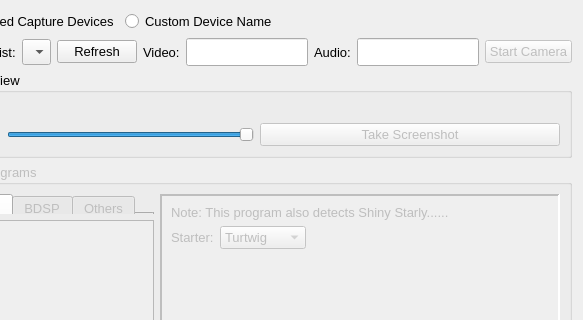
The window that remotecontrollerwindow.ui (brianuuu/AutoControllerHelper) describes before a commit, drawn with Qt 5; both pictures show x 794 to 1377 and y 0 to 320 of the 1377 by 864 pixel window.
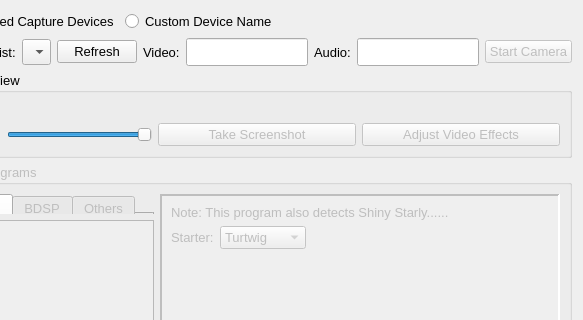
The same window after the commit. Icons and pictures are not drawn. Custom widgets are drawn as their Qt base class.

Commit message: Add settings for adjusting video hue, saturation and contrast

What changed in the file:
```diff
--- a/remotecontrollerwindow.ui
+++ b/remotecontrollerwindow.ui
@@ -1557,6 +1557,16 @@
             </property>
            </widget>
           </item>
+          <item>
+           <widget class="QPushButton" name="PB_AdjustVideo">
+            <property name="enabled">
+             <bool>false</bool>
+            </property>
+            <property name="text">
+             <string>Adjust Video Effects</string>
+            </property>
+           </widget>
+          </item>
          </layout>
         </item>
        </layout>
```
The commit also changes 8 other files.
